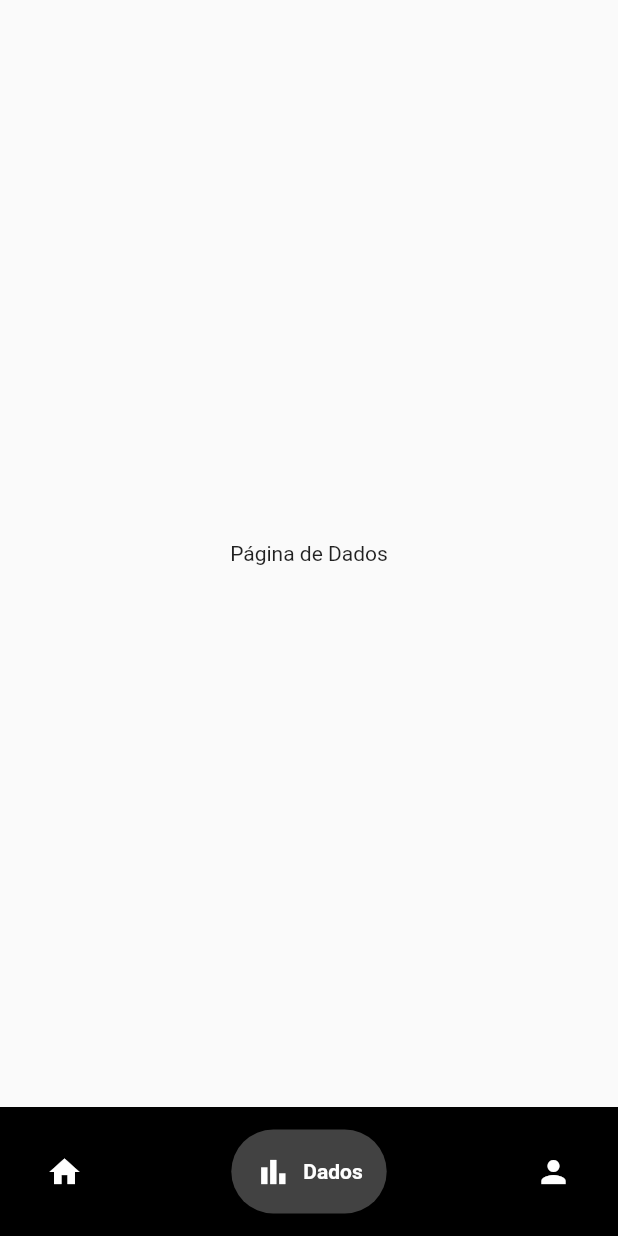
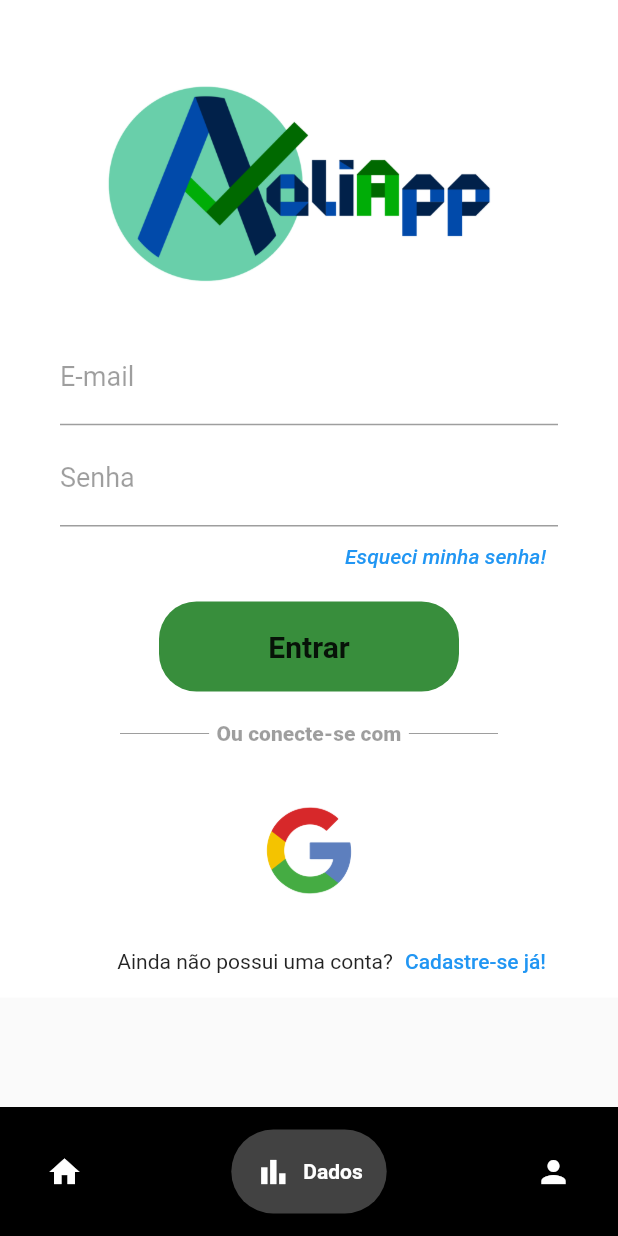
Before and after one commit to gaiascosta/AvaliApp, a Flutter app: the screen it shows after launch, item 2 of the bottom bar chosen, on a phone screen of 412 x 824 dp. Run offline on Flutter 3.47's test engine with Material 2 defaults, Android fonts, the light colour scheme and no system bars; drawn by our look-alikes of google_nav_bar; our stand-ins replace flutter_spinkit.

Commit message:
Tela de login

```diff
--- a/lib/main.dart
+++ b/lib/main.dart
@@ -2,8 +2,18 @@
 import 'package:projeto/ui/start_page.dart';
 
 void main() {
-  runApp(const MaterialApp(
-    home: StartPage(),
-    debugShowCheckedModeBanner: false,
-  ));
+  runApp(MyApp());
 }
+
+class MyApp extends StatelessWidget {
+  const MyApp({super.key});
+
+  // This widget is the root of your application.
+  @override
+  Widget build(BuildContext context) {
+    return MaterialApp(
+      debugShowCheckedModeBanner: false,
+      home: StartPage(),
+    );
+  }
+}
--- a/lib/ui/dados.dart
+++ b/lib/ui/dados.dart
@@ -1,3 +1,5 @@
+// ignore_for_file: prefer_const_constructors, prefer_const_literals_to_create_immutables
+
 import 'package:flutter/material.dart';
 
 class Dados extends StatefulWidget {
@@ -11,9 +13,170 @@
   @override
   Widget build(BuildContext context) {
     return Scaffold(
-      body: Center(
-        child: Text('Página de Dados'),
+      body: SafeArea(
+        child: Container(
+          padding: EdgeInsets.only(
+            left: 40,
+            right: 40,
+          ),
+          color: Colors.white,
+          child: SingleChildScrollView(
+            child: Column(
+              children: <Widget>[
+                SizedBox(
+                  height: 50,
+                ),
+                SizedBox(
+                  width: 455,
+                  height: 141,
+                  child: Image.asset("lib/images/logo.png"),
+                ),
+                SizedBox(
+                  height: 30,
+                ),
+                formulario(),
+                Container(
+                  height: 40,
+                  alignment: Alignment.centerRight,
+                  child: TextButton(
+                      child: Text(
+                        "Esqueci minha senha!",
+                        textAlign: TextAlign.right,
+                        style: TextStyle(
+                          fontStyle: FontStyle.italic,
+                        ),
+                      ),
+                      onPressed: () {
+                        //Faz oq deve fazer
+                      }),
+                ),
+                SizedBox(
+                  height: 10,
+                ),
+                Center(
+                  child: Container(
+                    height: 60,
+                    width: 200,
+                    alignment: Alignment.centerLeft,
+                    decoration: BoxDecoration(
+                      color: Colors.green.shade700,
+                      borderRadius: BorderRadius.all(
+                        Radius.circular(25),
+                      ),
+                    ),
+                    child: SizedBox.expand(
+                      child: TextButton(
+                        child: Text(
+                          "Entrar",
+                          style: TextStyle(
+                            color: Colors.black87,
+                            fontWeight: FontWeight.w600,
+                            fontSize: 20,
+                          ),
+                        ),
+                        onPressed: () {},
+                      ),
+                    ),
+                  ),
+                ),
+                SizedBox(
+                  height: 20,
+                ),
+                Row(
+                  children: <Widget>[
+                    Expanded(
+                      child: Divider(
+                        color: Colors.black38,
+                        indent: 40,
+                        endIndent: 5,
+                      ),
+                    ),
+                    Text(
+                      "Ou conecte-se com",
+                      style: TextStyle(
+                        color: Colors.black38,
+                        fontWeight: FontWeight.w900,
+                      ),
+                    ),
+                    Expanded(
+                      child: Divider(
+                        color: Colors.black38,
+                        indent: 5,
+                        endIndent: 40,
+                      ),
+                    )
+                  ],
+                ),
+                SizedBox(
+                  height: 20,
+                ),
+                Center(
+                  child: SizedBox(
+                    width: 100,
+                    height: 100,
+                    child: IconButton(
+                      icon: Image.asset('lib/images/googleLogo.png'),
+                      onPressed: () {},
+                    ),
+                  ),
+                ),
+                Row(
+                  mainAxisAlignment: MainAxisAlignment.end,
+                  children: <Widget>[
+                    Container(
+                      alignment: Alignment.centerRight,
+                      child: Text(
+                        "Ainda não possui uma conta?",
+                      ),
+                    ),
+                    Container(
+                        alignment: Alignment.centerRight,
+                        child: TextButton(
+                          child: Text(
+                            "Cadastre-se já!",
+                          ),
+                          onPressed: () {},
+                        )),
+                  ],
+                ),
+              ],
+            ),
+          ),
+        ),
       ),
     );
   }
 }
+
+Widget formulario() => Column(
+  children: [
+    TextFormField(
+                    keyboardType: TextInputType.emailAddress,
+                    decoration: InputDecoration(
+                      labelText: "E-mail",
+                      labelStyle: TextStyle(
+                        color: Colors.black38,
+                        fontWeight: FontWeight.w400,
+                        fontSize: 18,
+                      ),
+                    ),
+                    style: TextStyle(
+                      fontSize: 18,
+                    )),
+                SizedBox(
+                  height: 5,
+                ),
+                TextFormField(
+                  keyboardType: TextInputType.text,
+                  obscureText: true,
+                  decoration: InputDecoration(
+                      labelText: "Senha",
+                      labelStyle: TextStyle(
+                        color: Colors.black38,
+                        fontWeight: FontWeight.w400,
+                        fontSize: 18,
+                      )),
+                  style: TextStyle(fontSize: 18),
+                )
+  ],
+);
--- a/lib/ui/perguntas.dart
+++ b/lib/ui/perguntas.dart
@@ -15,7 +15,8 @@
     double paddingWidth = screenWidth * 0.01;
 
     return Scaffold(
-      body: ListView(
+      body: SafeArea(
+        child: ListView(
           padding: EdgeInsets.only(
               top: paddingWidth * 5,
               left: paddingWidth * 5,
@@ -30,21 +31,18 @@
             )
           ],
         ),
+      ),
     );
   }
 }
 
-Widget sugestion(screenWidth, screenHeight) => Padding(
-    padding: EdgeInsets.only(
-      bottom: 0,
-    ),
-    child: Column(children: [
-      Padding(
+Widget sugestion(screenWidth, screenHeight) => Column(children: [
+      const Padding(
         padding: EdgeInsets.only(top: 30, left: 20, right: 20),
         child:
             Row(mainAxisAlignment: MainAxisAlignment.spaceBetween, children: [
           Text(
-            "Responda Agora",
+            "Responda agora",
             style: TextStyle(
               fontSize: 18,
               fontWeight: FontWeight.bold,
@@ -66,8 +64,8 @@
         child: Container(
           decoration: BoxDecoration(
             borderRadius: BorderRadius.circular(20),
-            image: DecorationImage(
-              image: AssetImage('images/Frame 1.png'),
+            image: const DecorationImage(
+              image: AssetImage('lib/images/Frame 1.png'),
               fit: BoxFit.fitWidth,
             ),
           ),
@@ -75,7 +73,7 @@
           width: screenWidth * 0.85,
         ),
       )
-    ]));
+    ]);
 
 Widget dimensions(screenWidth, screenHeight) => Padding(
       padding: EdgeInsets.only(bottom: 30),
@@ -103,7 +101,7 @@
                 Container(
                   decoration: BoxDecoration(
                     image: DecorationImage(
-                      image: AssetImage('images/Frame 1.png'),
+                      image: AssetImage('lib/images/Frame 1.png'),
                       fit: BoxFit.fill,
                     ),
                     borderRadius: BorderRadius.circular(20),
@@ -114,7 +112,7 @@
                 Container(
                   decoration: BoxDecoration(
                     image: DecorationImage(
-                      image: AssetImage('images/Frame 2.png'),
+                      image: AssetImage('lib/images/Frame 2.png'),
                       fit: BoxFit.fill,
                     ),
                     borderRadius: BorderRadius.circular(20),
@@ -134,7 +132,7 @@
                 Container(
                   decoration: BoxDecoration(
                     image: DecorationImage(
-                      image: AssetImage('images/Frame 3.png'),
+                      image: AssetImage('lib/images/Frame 3.png'),
                       fit: BoxFit.fill,
                     ),
                     borderRadius: BorderRadius.circular(20),
@@ -145,7 +143,7 @@
                 Container(
                   decoration: BoxDecoration(
                     image: DecorationImage(
-                      image: AssetImage('images/Frame 4.png'),
+                      image: AssetImage('lib/images/Frame 4.png'),
                       fit: BoxFit.fill,
                     ),
                     borderRadius: BorderRadius.circular(20),
@@ -165,7 +163,7 @@
                 Container(
                   decoration: BoxDecoration(
                     image: DecorationImage(
-                      image: AssetImage('images/Frame 5.png'),
+                      image: AssetImage('lib/images/Frame 5.png'),
                       fit: BoxFit.fill,
                     ),
                     borderRadius: BorderRadius.circular(20),
@@ -176,7 +174,7 @@
                 Container(
                   decoration: BoxDecoration(
                     image: DecorationImage(
-                      image: AssetImage('images/Frame 6.png'),
+                      image: AssetImage('lib/images/Frame 6.png'),
                       fit: BoxFit.fill,
                     ),
                     borderRadius: BorderRadius.circular(20),
@@ -211,7 +209,7 @@
               child: ClipRRect(
                 borderRadius: BorderRadius.circular(screenHeight * 0.1),
                 child: Image.asset(
-                  "images/frame2.png",
+                  "lib/images/frame2.png",
                   fit: BoxFit.cover,
                 ),
               ),
--- a/lib/ui/start_page.dart
+++ b/lib/ui/start_page.dart
@@ -42,7 +42,7 @@
             SizedBox(
               height: screenHeight * 0.6,
               child: Image.asset(
-                "images/intro.png",
+                "lib/images/intro.png",
                 fit: BoxFit.contain,
               ),
             ),
```
Also changed, not shown: pubspec.yaml (+1 -11 lines), lib/images/Frame 1.png (renamed from images/Frame 1.png), lib/images/Frame 2.png (renamed from images/Frame 2.png), lib/images/Frame 3.png (renamed from images/Frame 3.png), lib/images/Frame 4.png (renamed from images/Frame 4.png), lib/images/Frame 5.png (renamed from images/Frame 5.png), lib/images/Frame 6.png (renamed from images/Frame 6.png), lib/images/Frame3.png (renamed from images/Frame3.png), lib/images/Perfil.png (renamed from images/Perfil.png), lib/images/frame2.png (renamed from images/frame2.png), lib/images/googleLogo.png (added), lib/images/grandma.png (renamed from images/grandma.png), lib/images/intro.png (renamed from images/intro.png), lib/images/logo.png (added), 1 other file. Lines whose indentation alone changed are shown as unchanged.
